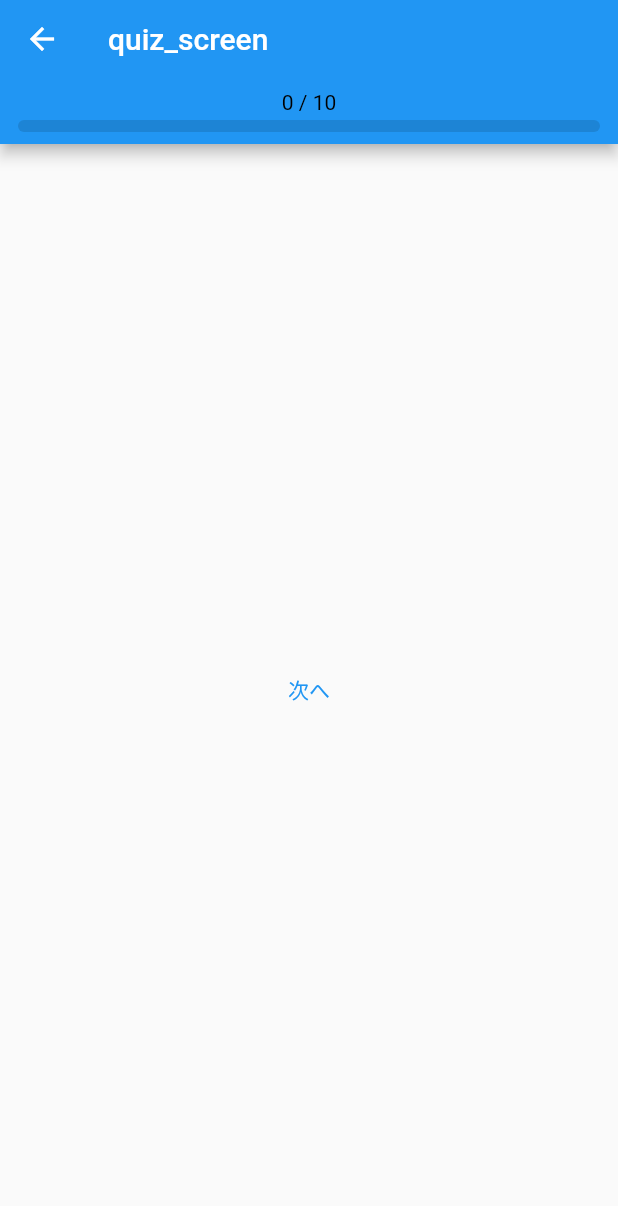
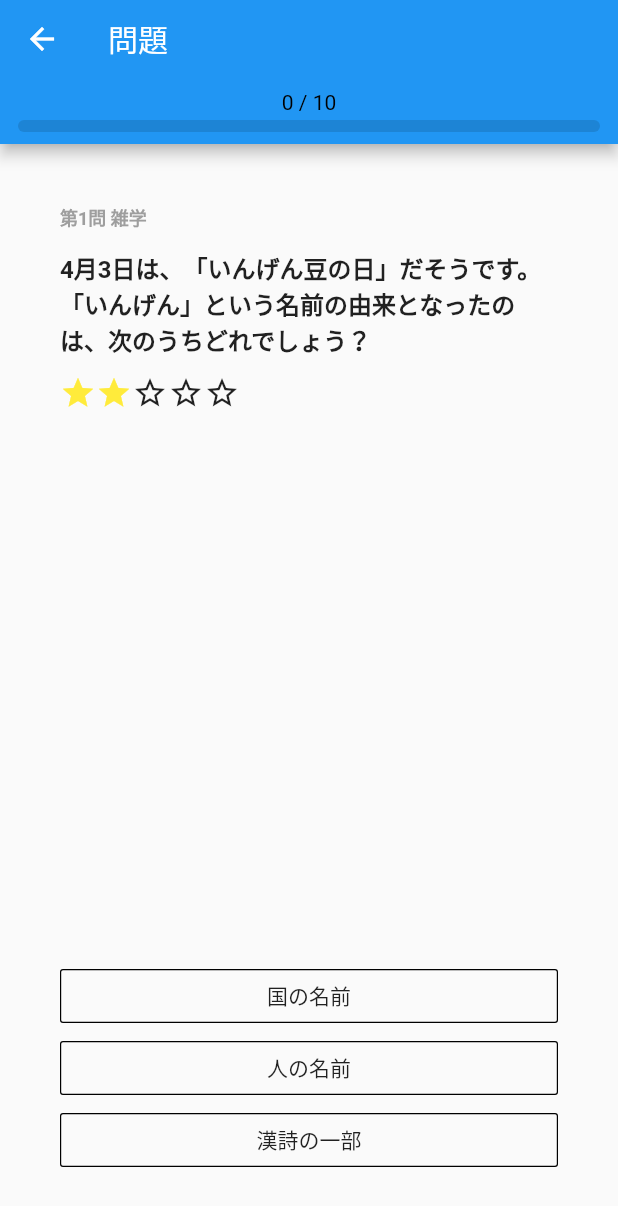
Before and after one commit to hayabusabusa/yrzy-hackathon-flutter, a Flutter app: the QuizScreen screen opened directly, on a phone screen of 412 x 824 dp. Shown: the top 1206 px of the screen. Run offline on Flutter 3.47's test engine with Material 2 defaults, Android fonts, the phone set to English and light mode, and no system bars.

Commit message:
Create the basic screen structure

```diff
--- a/lib/screens/quiz_screen.dart
+++ b/lib/screens/quiz_screen.dart
@@ -1,39 +1,137 @@
 import 'package:flutter/material.dart';
+//import 'package:flutter/src/widgets/basic.dart';
 
 import 'package:yrzy_hackathon/widgets/widgets.dart';
+// import 'package:yrzy_hackathon/utils/utils.dart';
 
 class QuizScreen extends StatefulWidget {
   @override
   _QuizScreenState createState() => _QuizScreenState();
 }
 
+/*
+class _Quiz {
+  final String question;
+  final String genre;
+  final String difficulty;
+  final String answer;
+  final String choices;
+
+  _Quiz({
+    required this.question,
+    required this.genre,
+    required this.difficulty,
+    required this.answer,
+    required this.choices,
+  });
+
+  factory _Quiz.fromJson(Map<String, dynamic> json) {
+    return _Quiz(
+      question: json['question'],
+      genre: json['genre'],
+      difficulty: json['difficulty'],
+      answer: json['answer'],
+      choices: json['choices'],
+    );
+  }
+}
+*/
+
 class _QuizScreenState extends State<QuizScreen> {
   int _current = 0;
+  String jsonString = '';
 
   @override
   Widget build(BuildContext context) {
     return Scaffold(
       appBar: AppBar(
-        title: Text('quiz_screen'),
+        title: Text('問題'),
         bottom: PreferredSize(
             child: ProgressBar(
               max: 10,
               current: _current,
               barColor: Colors.orange,
             ),
-          preferredSize: ProgressBar.preferredSize
+            preferredSize: ProgressBar.preferredSize),
+      ),
+      body: Padding(
+        padding: const EdgeInsets.all(40.0),
+        child: Column(
+          crossAxisAlignment: CrossAxisAlignment.stretch,
+          children: [
+            Row(
+              mainAxisAlignment: MainAxisAlignment.start,
+              children: [
+                Text(
+                  '第1問 雑学',
+                  style: TextStyle(
+                    fontSize: 12,
+                    fontWeight: FontWeight.bold,
+                    color: Colors.grey,
                   ),
                 ),
-      body: Center(
-        child: TextButton(
-          onPressed: () {
+              ]
+            ),
+            SizedBox(
+              height: 12,
+            ),
+            Text(
+              '4月3日は、「いんげん豆の日」だそうです。「いんげん」という名前の由来となったのは、次のうちどれでしょう？',
+              style: TextStyle(
+                fontSize: 16,
+                fontWeight: FontWeight.bold,
+                color: Colors.black87,
+              ),
+            ),
+            SizedBox(
+              height: 12,
+            ),
+            Row(
+              children: [
+                Icon(
+                  Icons.star,
+                  color: Colors.yellow,
+                ),
+                Icon(
+                  Icons.star,
+                  color: Colors.yellow,
+                ),
+                Icon(Icons.star_border),
+                Icon(Icons.star_border),
+                Icon(Icons.star_border),
+              ],
+            ),
+            Expanded(
+              child: SizedBox()
+            ),
+            OutlineButton(
+              borderSide: BorderSide(width: 0.8),
+              onPressed: (){
                 setState(() {
-              _current = _current <= 9
-                ? _current + 1
-                : 0;
+                _current = _current <= 9 ? _current + 1 : 0;
                 });
               },
-          child: Text('次へ'),
+              child: Text('国の名前'),
+            ),
+            OutlineButton(
+              borderSide: BorderSide(width: 0.8),
+              onPressed: (){
+                setState(() {
+                _current = _current <= 9 ? _current + 1 : 0;
+                });
+              },
+              child: Text('人の名前'),
+            ),
+            OutlineButton(
+              borderSide: BorderSide(width: 0.8),
+              onPressed: (){
+                setState(() {
+                _current = _current <= 9 ? _current + 1 : 0;
+                });
+              },
+              child: Text('漢詩の一部'),
+            ),
+          ]
         ),
       ),
     );
```
Lines whose indentation alone changed are shown as unchanged.
